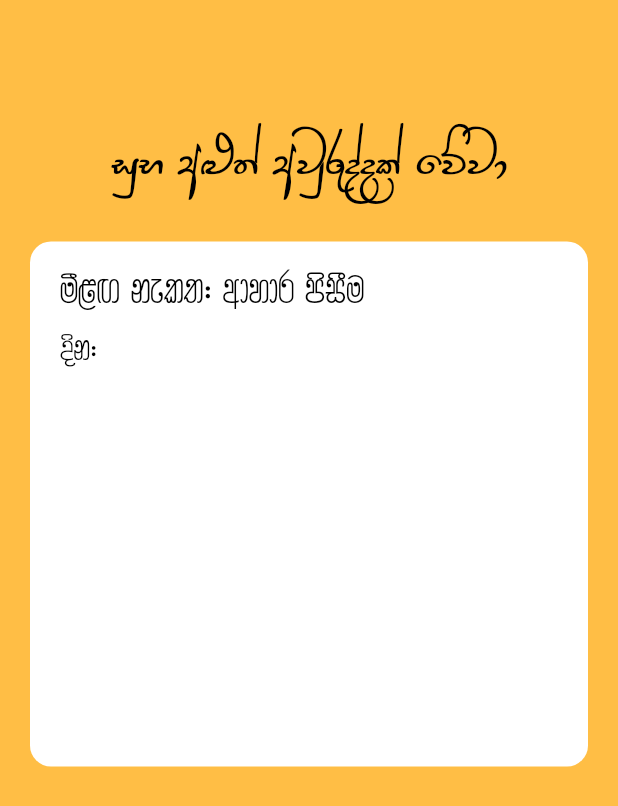
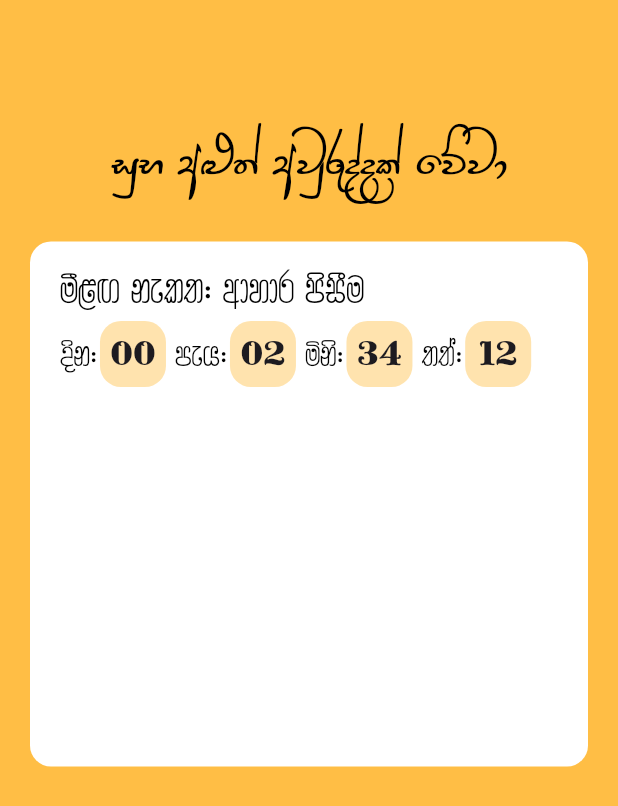
Before and after one commit to chamudithaperera/Flutter-Dart-project-06-Avurudu-Nakath-App, a Flutter app: the HomePage screen opened directly, on a phone screen of 412 x 824 dp. Shown: the top 806 px of the screen. Run offline on Flutter 3.47's test engine with Material 3 defaults, Android fonts, the phone set to English and light mode, and no system bars.

Commit message:
add count down UI

```diff
--- a/avurudu_nakath/lib/HomePage.dart
+++ b/avurudu_nakath/lib/HomePage.dart
@@ -1,5 +1,4 @@
 import 'package:flutter/material.dart';
-import 'package:flutter/services.dart';
 
 class HomePage extends StatefulWidget {
   const HomePage({super.key});
@@ -65,6 +64,114 @@ class _HomePageState extends State<HomePage> {
                               fontFamily: 'UNIndeewaree',
                             ),
                           ),
+                          SizedBox(width: 2),
+                          Container(
+                            height: 44,
+                            width: 44,
+                            decoration: BoxDecoration(
+                              borderRadius: BorderRadius.circular(14),
+                              color: Color(0xffFFE3AE),
+                            ),
+
+                            child: Center(
+                              child: Text(
+                                '00',
+                                style: TextStyle(
+                                  fontFamily: 'UNArundathee',
+                                  fontSize: 25,
+                                ),
+                              ),
+                            ),
+                          ),
+                          SizedBox(width: 6),
+
+                          Text(
+                            'පැය:',
+                            style: TextStyle(
+                              fontSize: 25,
+                              fontWeight: FontWeight.w500,
+                              color: Colors.black,
+                              fontFamily: 'UNIndeewaree',
+                            ),
+                          ),
+                          SizedBox(width: 2),
+                          Container(
+                            height: 44,
+                            width: 44,
+                            decoration: BoxDecoration(
+                              borderRadius: BorderRadius.circular(14),
+                              color: Color(0xffFFE3AE),
+                            ),
+
+                            child: Center(
+                              child: Text(
+                                '02',
+                                style: TextStyle(
+                                  fontFamily: 'UNArundathee',
+                                  fontSize: 25,
+                                ),
+                              ),
+                            ),
+                          ),
+                          SizedBox(width: 6),
+
+                          Text(
+                            'මිනි:',
+                            style: TextStyle(
+                              fontSize: 25,
+                              fontWeight: FontWeight.w500,
+                              color: Colors.black,
+                              fontFamily: 'UNIndeewaree',
+                            ),
+                          ),
+                          SizedBox(width: 2),
+                          Container(
+                            height: 44,
+                            width: 44,
+                            decoration: BoxDecoration(
+                              borderRadius: BorderRadius.circular(14),
+                              color: Color(0xffFFE3AE),
+                            ),
+                            child: Center(
+                              child: Text(
+                                '34',
+                                style: TextStyle(
+                                  fontFamily: 'UNArundathee',
+                                  fontSize: 25,
+                                ),
+                              ),
+                            ),
+                          ),
+                          SizedBox(width: 6),
+
+                          Text(
+                            'තත්:',
+                            style: TextStyle(
+                              fontSize: 25,
+                              fontWeight: FontWeight.w500,
+                              color: Colors.black,
+                              fontFamily: 'UNIndeewaree',
+                            ),
+                          ),
+                          SizedBox(width: 2),
+                          Container(
+                            height: 44,
+                            width: 44,
+                            decoration: BoxDecoration(
+                              borderRadius: BorderRadius.circular(14),
+                              color: Color(0xffFFE3AE),
+                            ),
+                            child: Center(
+                              child: Text(
+                                '12',
+                                style: TextStyle(
+                                  fontFamily: 'UNArundathee',
+                                  fontSize: 25,
+                                ),
+                              ),
+                            ),
+                          ),
+                          SizedBox(width: 6),
                         ],
                       ),
                     ],
--- a/avurudu_nakath/pubspec.yaml
+++ b/avurudu_nakath/pubspec.yaml
@@ -33,3 +33,9 @@ flutter:
     - family: UNIndeewaree
       fonts:
         - asset: assets/fonts/UN-Indeewaree.ttf
+    - family: UNArundathee
+      fonts:
+        - asset: assets/fonts/UN-Arundathee.ttf
+    - family: UNGurulugomi
+      fonts:
+        - asset: assets/fonts/UN-Gurulugomi.ttf
```
Also changed, not shown: avurudu_nakath/assets/fonts/UN-Arundathee.ttf (added), avurudu_nakath/assets/fonts/UN-Gurulugomi.ttf (added).
